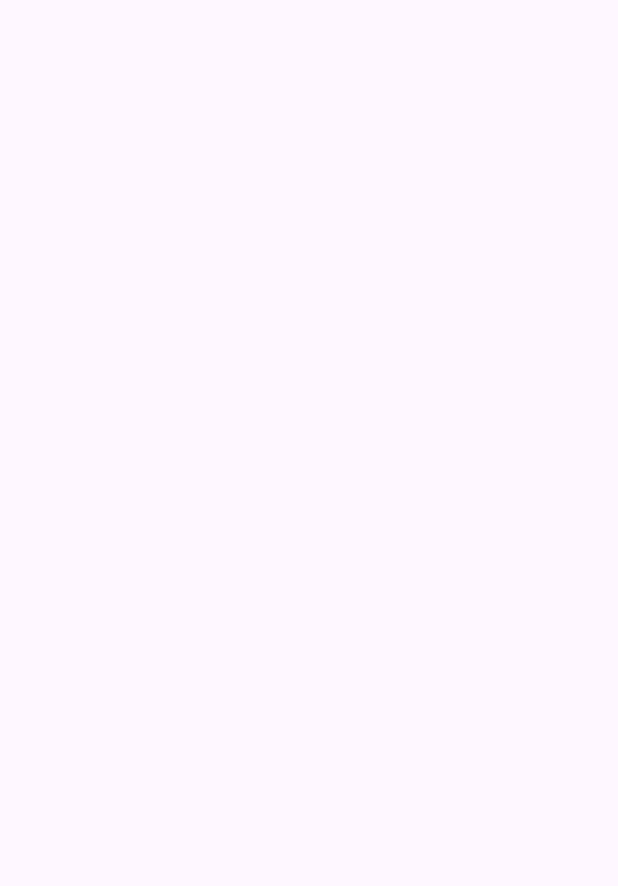
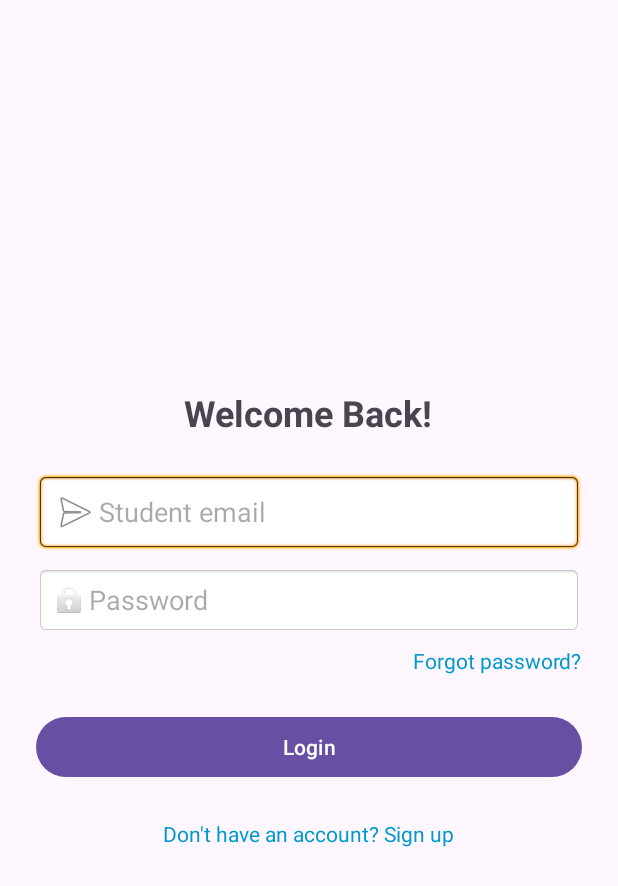
Before and after one commit to boslqx/SmartQueue, an Android app: the LoginActivity screen opened directly, with no data from a screen before it, on a phone screen of 412 x 824 dp. Before the commit the part shown is empty. Shown: the top 886 px of the screen. Run offline under Robolectric (Android 15) with nearby library versions, the phone set to English and light mode, and no system bars; our stand-ins replace Firebase (no records; nobody signed in at launch, a user with empty details on screens opened directly).

Commit message:
implement login page, and auto identify logged in user

```diff
--- a/app/src/main/AndroidManifest.xml
+++ b/app/src/main/AndroidManifest.xml
@@ -23,6 +23,7 @@
         <activity android:name=".QueueStatusActivity" />
         <activity android:name=".HistoryActivity" />
         <activity android:name=".SettingsActivity" />
+        <activity android:name=".ResetPasswordActivity" />
 
         <activity
             android:name=".WelcomeActivity"
--- a/app/src/main/java/com/example/smartqueue/LoginActivity.java
+++ b/app/src/main/java/com/example/smartqueue/LoginActivity.java
@@ -1,12 +1,81 @@
-package com.example.smartqueue;
+package com.example.smartqueue; // change to your package name
 
 import androidx.appcompat.app.AppCompatActivity;
+import android.content.Intent;
 import android.os.Bundle;
+import android.text.TextUtils;
+import android.widget.Button;
+import android.widget.EditText;
+import android.widget.TextView;
+import android.widget.Toast;
+
+import com.google.firebase.auth.FirebaseAuth;
+import com.google.firebase.auth.FirebaseUser;
 
 public class LoginActivity extends AppCompatActivity {
+
+    private EditText etEmail, etPassword;
+    private Button btnLogin;
+    private TextView tvSignup, tvForgotPassword;
+    private FirebaseAuth mAuth;
+
     @Override
     protected void onCreate(Bundle savedInstanceState) {
         super.onCreate(savedInstanceState);
         setContentView(R.layout.login_activity);
+
+        mAuth = FirebaseAuth.getInstance();
+
+        etEmail = findViewById(R.id.etEmail);
+        etPassword = findViewById(R.id.etPassword);
+        btnLogin = findViewById(R.id.btnLogin);
+        tvSignup = findViewById(R.id.tvSignup);
+        tvForgotPassword = findViewById(R.id.tvForgotPassword);
+
+        // Login button click
+        btnLogin.setOnClickListener(v -> loginUser());
+
+        // Go to register
+        tvSignup.setOnClickListener(v -> {
+            Intent i = new Intent(LoginActivity.this, RegisterStep1Activity.class);
+            startActivity(i);
+        });
+
+        // Forgot password
+        tvForgotPassword.setOnClickListener(v -> {
+            Intent i = new Intent(LoginActivity.this, ResetPasswordActivity.class);
+            startActivity(i);
+        });
+    }
+
+    private void loginUser() {
+        String email = etEmail.getText().toString().trim();
+        String password = etPassword.getText().toString().trim();
+
+        if (TextUtils.isEmpty(email)) {
+            etEmail.setError("Enter your email");
+            return;
+        }
+        if (TextUtils.isEmpty(password)) {
+            etPassword.setError("Enter your password");
+            return;
+        }
+
+        mAuth.signInWithEmailAndPassword(email, password)
+                .addOnCompleteListener(this, task -> {
+                    if (task.isSuccessful()) {
+                        FirebaseUser user = mAuth.getCurrentUser();
+                        if (user != null && user.isEmailVerified()) {
+                            Toast.makeText(this, "Login successful!", Toast.LENGTH_SHORT).show();
+                            startActivity(new Intent(LoginActivity.this, DashboardActivity.class));
+                            finish();
+                        } else {
+                            Toast.makeText(this, "Please verify your email first.", Toast.LENGTH_LONG).show();
+                            mAuth.signOut();
+                        }
+                    } else {
+                        Toast.makeText(this, "Login failed: " + task.getException().getMessage(), Toast.LENGTH_SHORT).show();
+                    }
+                });
     }
 }
--- a/app/src/main/res/layout/login_activity.xml
+++ b/app/src/main/res/layout/login_activity.xml
@@ -1,6 +1,65 @@
 <?xml version="1.0" encoding="utf-8"?>
-<androidx.constraintlayout.widget.ConstraintLayout xmlns:android="http://schemas.android.com/apk/res/android"
+<LinearLayout xmlns:android="http://schemas.android.com/apk/res/android"
+    xmlns:tools="http://schemas.android.com/tools"
     android:layout_width="match_parent"
-    android:layout_height="match_parent">
+    android:layout_height="match_parent"
+    android:gravity="center"
+    android:orientation="vertical"
+    android:padding="24dp"
+    tools:context=".LoginActivity">
 
-</androidx.constraintlayout.widget.ConstraintLayout>
+    <TextView
+        android:layout_width="wrap_content"
+        android:layout_height="wrap_content"
+        android:text="@string/welcome_back"
+        android:textSize="24sp"
+        android:textStyle="bold"
+        android:layout_marginBottom="24dp"/>
+
+    <EditText
+        android:id="@+id/etEmail"
+        android:layout_width="match_parent"
+        android:layout_height="wrap_content"
+        android:hint="@string/student_email"
+        android:inputType="textEmailAddress"
+        android:autofillHints="emailAddress"
+        android:drawableStart="@android:drawable/ic_menu_send"
+        android:padding="10dp"
+        android:background="@android:drawable/editbox_background"/>
+
+    <EditText
+        android:id="@+id/etPassword"
+        android:layout_width="match_parent"
+        android:layout_height="wrap_content"
+        android:hint="@string/password"
+        android:inputType="textPassword"
+        android:autofillHints="password"
+        android:drawableStart="@android:drawable/ic_lock_idle_lock"
+        android:padding="10dp"
+        android:background="@android:drawable/editbox_background"
+        android:layout_marginTop="10dp"/>
+
+    <TextView
+        android:id="@+id/tvForgotPassword"
+        android:layout_width="wrap_content"
+        android:layout_height="wrap_content"
+        android:text="@string/forgot_password"
+        android:textColor="@android:color/holo_blue_dark"
+        android:layout_marginTop="8dp"
+        android:layout_gravity="end"/>
+
+    <Button
+        android:id="@+id/btnLogin"
+        android:layout_width="match_parent"
+        android:layout_height="wrap_content"
+        android:text="@string/login"
+        android:layout_marginTop="24dp"/>
+
+    <TextView
+        android:id="@+id/tvSignup"
+        android:layout_width="wrap_content"
+        android:layout_height="wrap_content"
+        android:text="@string/sign_up_prompt"
+        android:textColor="@android:color/holo_blue_dark"
+        android:layout_marginTop="24dp"/>
+</LinearLayout>
--- /dev/null
+++ b/app/src/main/res/layout/reset_password_activity.xml
@@ -0,0 +1,6 @@
+<?xml version="1.0" encoding="utf-8"?>
+<androidx.constraintlayout.widget.ConstraintLayout xmlns:android="http://schemas.android.com/apk/res/android"
+    android:layout_width="match_parent"
+    android:layout_height="match_parent">
+
+</androidx.constraintlayout.widget.ConstraintLayout>
--- a/app/src/main/res/values/strings.xml
+++ b/app/src/main/res/values/strings.xml
@@ -28,4 +28,9 @@
 
     <!-- Dashboard -->
     <string name="welcome_dashboard">Welcome to Dashboard!</string>
+
+    <!-- Login -->
+    <string name="welcome_back">Welcome Back!</string>
+    <string name="forgot_password">Forgot password?</string>
+    <string name="sign_up_prompt">Don\'t have an account? Sign up</string>
 </resources>
```
Also changed, not shown: app/src/main/java/com/example/smartqueue/ResetPasswordActivity.java (added, +12 -0 lines), app/src/main/java/com/example/smartqueue/WelcomeActivity.java (+24 -0 lines).
